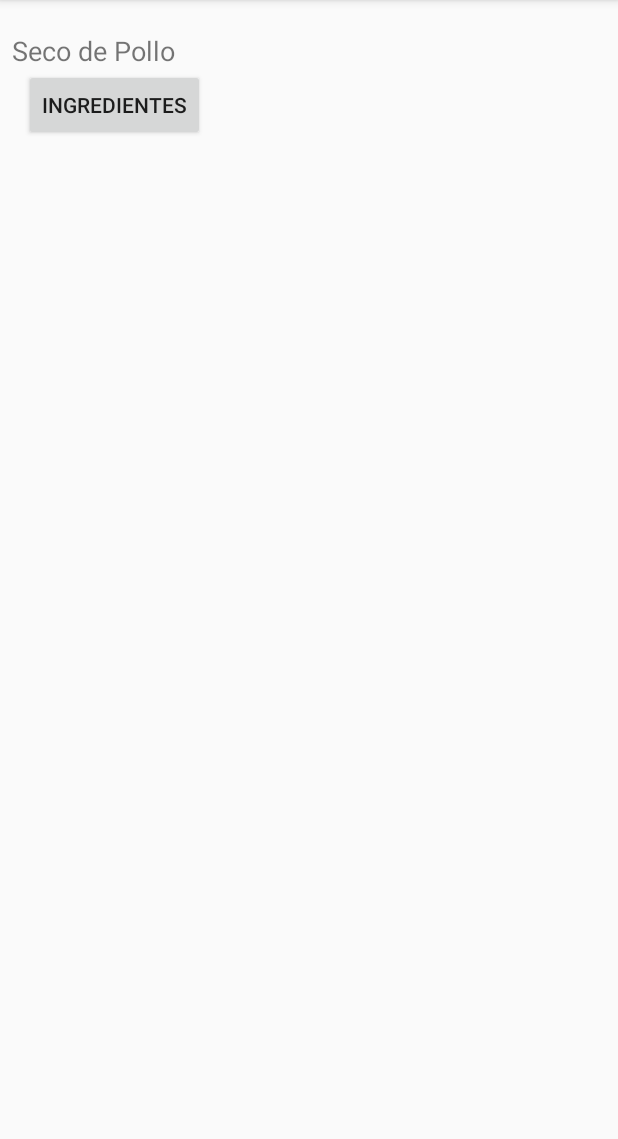
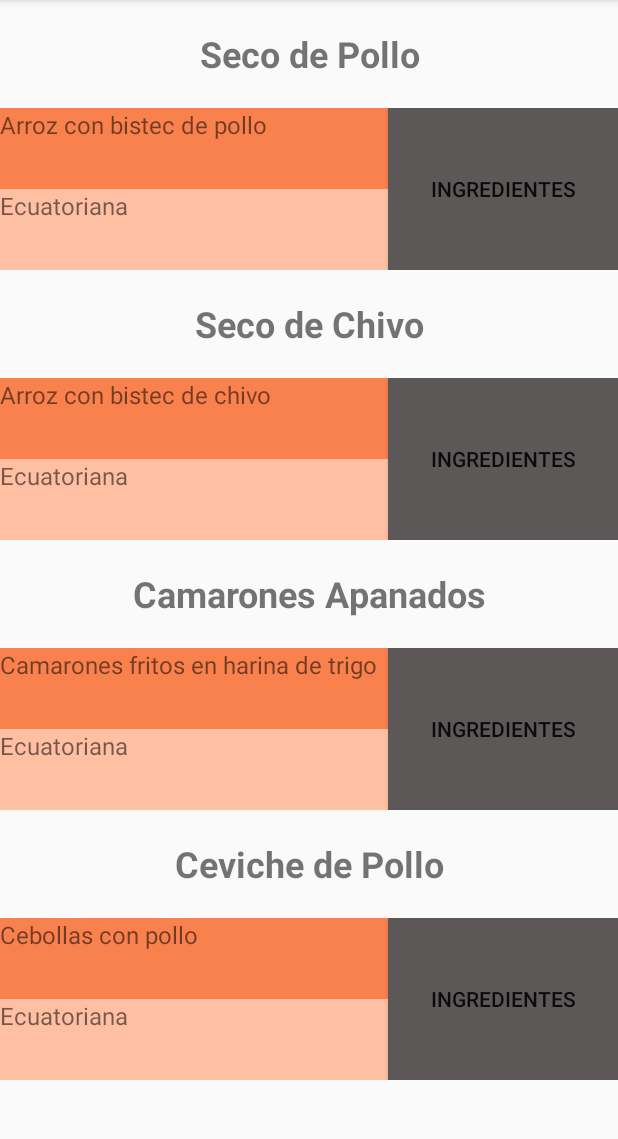
Before and after one commit to darwinguz/AppMov2018A-ExamenBimestral, an Android app: the screen it shows after launch (ListarComidaActivity), after a tap on "LISTAR", on a phone screen of 412 x 824 dp, the part 84-1223 px from its top. Run offline under Robolectric (Android 15) with nearby library versions, the phone set to English and light mode, and no system bars.

Commit message:
Gui del Recycler view diseñado acorde los requerimientos y refactors...

```diff
--- a/app/src/main/java/cynitech/wrad/examenbimestral/adapters/AdaComida.kt
+++ b/app/src/main/java/cynitech/wrad/examenbimestral/adapters/AdaComida.kt
@@ -11,11 +11,11 @@ import android.view.View
 import android.view.ViewGroup
 import cynitech.wrad.examenbimestral.MainActivity
 import cynitech.wrad.examenbimestral.R
-import cynitech.wrad.examenbimestral.beans.BeaComida
+import cynitech.wrad.examenbimestral.modelos.ModComida
 import kotlinx.android.synthetic.main.lista_fila_comida.view.*
 import java.util.*
 
-class AdaComida(private val comidas: ArrayList<BeaComida>) :
+class AdaComida(private val comidas: ArrayList<ModComida>) :
         RecyclerView.Adapter<AdaComida.ViewHolder>() {
 
     // Provide a reference to the views for each data item
@@ -54,7 +54,7 @@ class AdaComida(private val comidas: ArrayList<BeaComida>) :
         })
     }
 
-    fun irAActividadIngredientesComida(context: Context, comidaSelected: BeaComida) {
+    fun irAActividadIngredientesComida(context: Context, comidaSelected: ModComida) {
         val intent = Intent(context, MainActivity::class.java)
         intent.putExtra("comida-intent", comidaSelected)
         Log.e("VERBOSE", "COMIDA ENVIADA: $comidaSelected ")
--- a/app/src/main/java/cynitech/wrad/examenbimestral/beans/BeaComida.kt
+++ b/app/src/main/java/cynitech/wrad/examenbimestral/modelos/ModComida.kt
@@ -1,15 +1,15 @@
-package cynitech.wrad.examenbimestral.beans
+package cynitech.wrad.examenbimestral.modelos
 
 import android.os.Parcel
 import android.os.Parcelable
 
-class BeaComida(val id: Int,
+class ModComida(val id: Int,
                 val nombrePlato: String,
                 val descripcionPlato: String,
                 val nacionalidad: String,
                 val numeroPersonas: Int,
                 val picante: Boolean,
-                val ingredientes: List<BeaIngrediente>?
+                val ingredientes: List<ModIngrediente>?
 ) : Parcelable {
     constructor(parcel: Parcel) : this(
             parcel.readInt(),
@@ -18,7 +18,7 @@ class BeaComida(val id: Int,
             parcel.readString(),
             parcel.readInt(),
             parcel.readByte() != 0.toByte(),
-            parcel.createTypedArrayList(BeaIngrediente)) {
+            parcel.createTypedArrayList(ModIngrediente)) {
     }
 
     override fun writeToParcel(parcel: Parcel, flags: Int) {
@@ -35,12 +35,12 @@ class BeaComida(val id: Int,
         return 0
     }
 
-    companion object CREATOR : Parcelable.Creator<BeaComida> {
-        override fun createFromParcel(parcel: Parcel): BeaComida {
-            return BeaComida(parcel)
+    companion object CREATOR : Parcelable.Creator<ModComida> {
+        override fun createFromParcel(parcel: Parcel): ModComida {
+            return ModComida(parcel)
         }
 
-        override fun newArray(size: Int): Array<BeaComida?> {
+        override fun newArray(size: Int): Array<ModComida?> {
             return arrayOfNulls(size)
         }
     }
--- a/app/src/main/java/cynitech/wrad/examenbimestral/beans/BeaIngrediente.kt
+++ b/app/src/main/java/cynitech/wrad/examenbimestral/modelos/ModIngrediente.kt
@@ -1,9 +1,9 @@
-package cynitech.wrad.examenbimestral.beans
+package cynitech.wrad.examenbimestral.modelos
 
 import android.os.Parcel
 import android.os.Parcelable
 
-class BeaIngrediente(val nombreIngrediente: String,
+class ModIngrediente(val nombreIngrediente: String,
                      val cantidad: Int,
                      val descripcionPreparacion: String,
                      val opcional: Boolean,
@@ -35,12 +35,12 @@ class BeaIngrediente(val nombreIngrediente: String,
         return 0
     }
 
-    companion object CREATOR : Parcelable.Creator<BeaIngrediente> {
-        override fun createFromParcel(parcel: Parcel): BeaIngrediente {
-            return BeaIngrediente(parcel)
+    companion object CREATOR : Parcelable.Creator<ModIngrediente> {
+        override fun createFromParcel(parcel: Parcel): ModIngrediente {
+            return ModIngrediente(parcel)
         }
 
-        override fun newArray(size: Int): Array<BeaIngrediente?> {
+        override fun newArray(size: Int): Array<ModIngrediente?> {
             return arrayOfNulls(size)
         }
     }
--- a/app/src/main/java/cynitech/wrad/examenbimestral/persistencia/Factory.kt
+++ b/app/src/main/java/cynitech/wrad/examenbimestral/persistencia/Factory.kt
@@ -1,17 +1,17 @@
 package cynitech.wrad.examenbimestral.persistencia
 
-import cynitech.wrad.examenbimestral.beans.BeaComida
+import cynitech.wrad.examenbimestral.modelos.ModComida
 import java.util.*
 
 class Factory {
     companion object {
-        var comidas: ArrayList<BeaComida> = ArrayList()
+        var comidas: ArrayList<ModComida> = ArrayList()
 
         init {
-            comidas.add(BeaComida(1,"Seco de Pollo", "Arroz con bistec de pollo","Ecuatoriana",1,false, null))
-            comidas.add(BeaComida(2,"Seco de Chivo", "Arroz con bistec de chivo","Ecuatoriana",1,false, null))
-            comidas.add(BeaComida(3,"Camarones Apanados", "Camarones fritos en harina de trigo","Ecuatoriana",1,false, null))
-            comidas.add(BeaComida(4,"Ceviche de Pollo", "Cebollas con pollo","Ecuatoriana",1,false, null))
+            comidas.add(ModComida(1,"Seco de Pollo", "Arroz con bistec de pollo","Ecuatoriana",1,false, null))
+            comidas.add(ModComida(2,"Seco de Chivo", "Arroz con bistec de chivo","Ecuatoriana",1,false, null))
+            comidas.add(ModComida(3,"Camarones Apanados", "Camarones fritos en harina de trigo","Ecuatoriana",1,false, null))
+            comidas.add(ModComida(4,"Ceviche de Pollo", "Cebollas con pollo","Ecuatoriana",1,false, null))
 
         }
 
--- a/app/src/main/res/layout/lista_fila_comida.xml
+++ b/app/src/main/res/layout/lista_fila_comida.xml
@@ -1,65 +1,69 @@
 <?xml version="1.0" encoding="utf-8"?>
-<android.support.constraint.ConstraintLayout
-    xmlns:android="http://schemas.android.com/apk/res/android"
+<LinearLayout xmlns:android="http://schemas.android.com/apk/res/android"
     xmlns:app="http://schemas.android.com/apk/res-auto"
     xmlns:tools="http://schemas.android.com/tools"
     android:layout_width="match_parent"
-    android:layout_height="match_parent">
+    android:layout_height="wrap_content"
+    android:orientation="vertical"
+    tools:layout_editor_absoluteX="8dp"
+    tools:layout_editor_absoluteY="98dp">
+
 
     <TextView
         android:id="@+id/lbl_nombre_lista_comida"
-        android:layout_width="0dp"
-        android:layout_height="wrap_content"
-        android:layout_marginBottom="8dp"
-        android:layout_marginEnd="8dp"
-        android:layout_marginLeft="8dp"
-        android:layout_marginRight="8dp"
-        android:layout_marginStart="8dp"
-        android:layout_marginTop="8dp"
+        android:layout_width="match_parent"
+        android:layout_height="72dp"
+        android:layout_weight="1"
+        android:gravity="center"
         android:text="@string/str_nombre"
-        android:textSize="18sp"
-        app:layout_constraintBottom_toBottomOf="parent"
-        app:layout_constraintEnd_toEndOf="parent"
-        app:layout_constraintHorizontal_bias="0.0"
-        app:layout_constraintStart_toStartOf="parent"
-        app:layout_constraintTop_toTopOf="parent"
-        app:layout_constraintVertical_bias="0.017" />
+        android:textSize="24sp"
+        android:textStyle="bold"
+        tools:layout_editor_absoluteX="8dp"
+        tools:layout_editor_absoluteY="16dp" />
+
+    <LinearLayout
+        android:layout_width="match_parent"
+        android:layout_height="108dp"
+        android:orientation="horizontal">
+
+        <LinearLayout
+            android:layout_width="517dp"
+            android:layout_height="match_parent"
+            android:layout_weight="1"
+            android:orientation="vertical">
 
             <TextView
                 android:id="@+id/lbl_descripcion_lista_comida"
-        android:layout_width="0dp"
+                android:layout_width="match_parent"
                 android:layout_height="wrap_content"
-        android:layout_marginEnd="8dp"
-        android:layout_marginRight="8dp"
+                android:layout_weight="1"
+                android:background="@color/colorLabelOrange"
                 android:text="@string/str_descripcion"
-        android:textSize="18sp"
-        app:layout_constraintEnd_toStartOf="@+id/btn_ingredientes_lista_comida"
-        app:layout_constraintStart_toStartOf="@+id/lbl_nombre_lista_comida"
-        app:layout_constraintTop_toBottomOf="@+id/lbl_nombre_lista_comida" />
+                android:textSize="16sp"
+                tools:layout_editor_absoluteX="8dp"
+                tools:layout_editor_absoluteY="40dp" />
 
             <TextView
                 android:id="@+id/lbl_nacionalidad_lista_comida"
-        android:layout_width="0dp"
+                android:layout_width="match_parent"
                 android:layout_height="wrap_content"
-        android:layout_marginEnd="8dp"
-        android:layout_marginRight="8dp"
+                android:layout_weight="1"
+                android:background="@color/colorLabelOrangeLight"
                 android:text="@string/str_nacionalidad"
-        android:textSize="18sp"
-        app:layout_constraintEnd_toStartOf="@+id/btn_ingredientes_lista_comida"
-        app:layout_constraintStart_toStartOf="@+id/lbl_descripcion_lista_comida"
-        app:layout_constraintTop_toBottomOf="@+id/lbl_descripcion_lista_comida" />
+                android:textSize="16sp"
+                tools:layout_editor_absoluteX="8dp"
+                tools:layout_editor_absoluteY="65dp" />
+        </LinearLayout>
 
         <Button
             android:id="@+id/btn_ingredientes_lista_comida"
-        android:layout_width="wrap_content"
-        android:layout_height="wrap_content"
-        android:layout_marginEnd="8dp"
-        android:layout_marginLeft="8dp"
-        android:layout_marginRight="8dp"
-        android:layout_marginStart="8dp"
+            android:layout_width="match_parent"
+            android:layout_height="match_parent"
+            android:layout_weight="1"
+            android:background="@color/colorButtonBlack"
             android:text="@string/str_ingredientes"
-        app:layout_constraintEnd_toEndOf="@+id/lbl_nombre_lista_comida"
-        app:layout_constraintHorizontal_bias="1.0"
-        app:layout_constraintStart_toStartOf="@+id/lbl_nombre_lista_comida"
-        app:layout_constraintTop_toBottomOf="@+id/lbl_nombre_lista_comida" />
-</android.support.constraint.ConstraintLayout>
+            tools:layout_editor_absoluteX="248dp"
+            tools:layout_editor_absoluteY="40dp" />
+    </LinearLayout>
+
+</LinearLayout>
--- a/app/src/main/res/values/colors.xml
+++ b/app/src/main/res/values/colors.xml
@@ -3,4 +3,7 @@
     <color name="colorPrimary">#3F51B5</color>
     <color name="colorPrimaryDark">#303F9F</color>
     <color name="colorAccent">#FF4081</color>
+    <color name="colorLabelOrange">#f9814e</color>
+    <color name="colorLabelOrangeLight">#ffbfa3</color>
+    <color name="colorButtonBlack">#5b5857</color>
 </resources>
```
Lines whose indentation alone changed are shown as unchanged.
